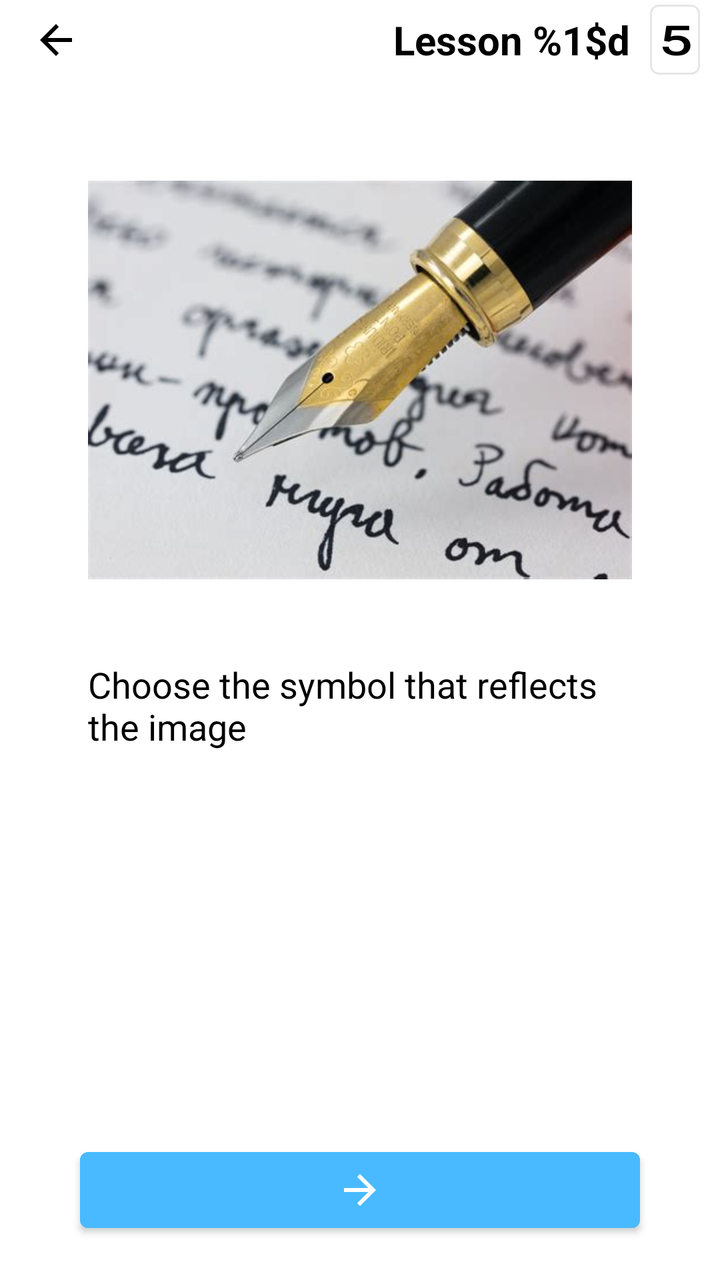
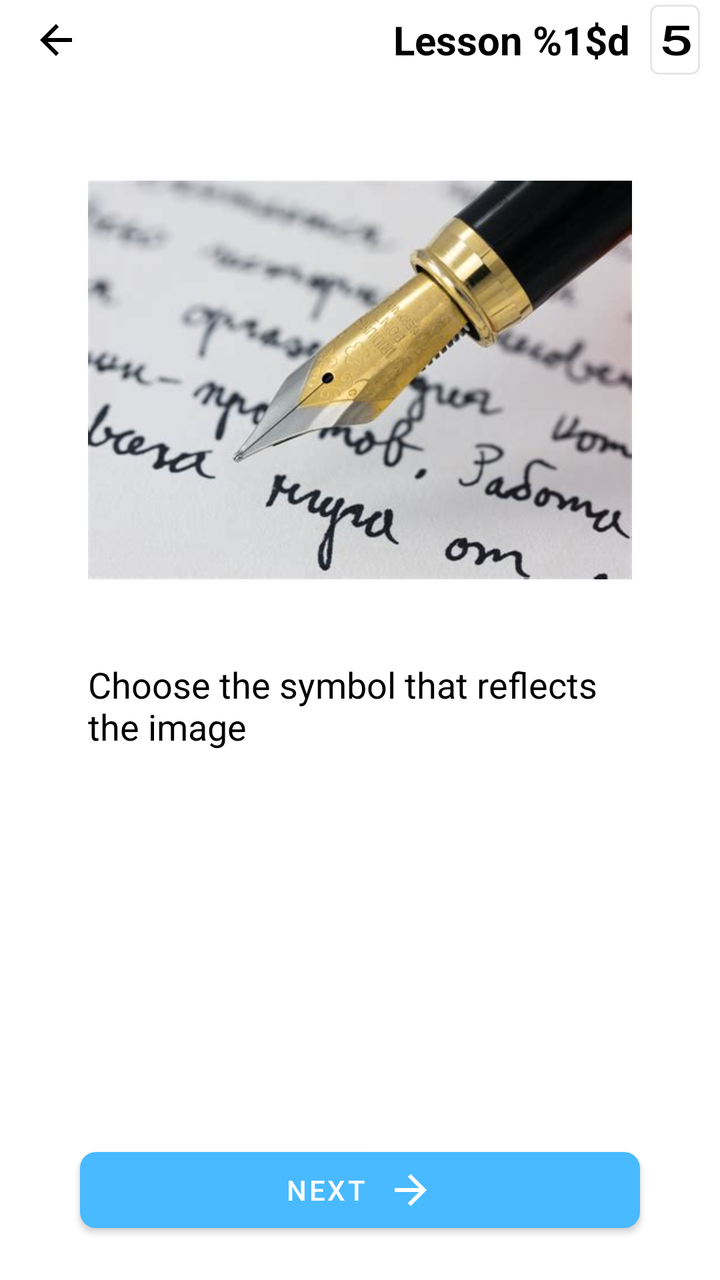

The first picture is an Android layout as it rendered before a commit; the second is the same layout after the commit. The layout source and the unified diff follow.
<!-- AndroidManifest.xml: application theme Theme.SUN -->
<!-- res/layout/activity_test_symbols.xml -->
<?xml version="1.0" encoding="utf-8"?>
<LinearLayout xmlns:android="http://schemas.android.com/apk/res/android"
    xmlns:app="http://schemas.android.com/apk/res-auto"
    xmlns:tools="http://schemas.android.com/tools"
    android:layout_width="match_parent"
    android:layout_height="match_parent"
    android:fillViewport="true"
    android:orientation="vertical"
    tools:context=".ui.activity.TestSymbolsActivity">

    <include android:id="@+id/top_nav_bar"
        layout="@layout/top_navigation" />

    <LinearLayout
        android:id="@+id/image_container"
        android:layout_width="match_parent"
        android:layout_height="wrap_content"
        android:layout_marginTop="@dimen/_20dp"
        android:orientation="vertical"
        android:layout_marginHorizontal="@dimen/_44dp">

        <ImageView
            android:id="@+id/item_image"
            android:layout_width="match_parent"
            android:layout_height="@dimen/_260dp"
            android:src="@drawable/ic_write"/>

        <TextView
            android:id="@+id/hint_text"
            android:layout_width="match_parent"
            android:layout_height="wrap_content"
            android:layout_marginTop="@dimen/_10dp"
            android:textColor="@color/black"
            android:textSize="@dimen/_18sp"
            android:text="@string/test_symbols_hint"/>
    </LinearLayout>

    <LinearLayout
        android:layout_width="match_parent"
        android:layout_height="0dp"
        android:orientation="vertical"
        android:layout_weight="1"
        android:gravity="center">

        <androidx.recyclerview.widget.RecyclerView
            android:id="@+id/answers_list"
            android:layout_width="wrap_content"
            android:layout_height="wrap_content"
            android:layout_gravity="center|center_vertical"
            android:clipToPadding="false"
            android:padding="@dimen/_20dp"/>
    </LinearLayout>

    <LinearLayout
        android:id="@+id/button_container"
        android:layout_width="match_parent"
        android:layout_height="wrap_content"
        android:visibility="visible"
        android:orientation="horizontal">

        <com.google.android.material.button.MaterialButton
            android:id="@+id/next_button"
            android:layout_width="match_parent"
            android:layout_height="@dimen/_50dp"
            app:icon="@drawable/ic_arrow_right"
            app:iconPadding="0dp"
            app:iconGravity="textStart"
            android:layout_marginHorizontal="@dimen/_40dp"
            android:layout_marginBottom="@dimen/_20dp"/>
    </LinearLayout>

</LinearLayout>
<!-- res/layout/top_navigation.xml (included above) -->
<?xml version="1.0" encoding="utf-8"?>
<androidx.appcompat.widget.Toolbar
    xmlns:android="http://schemas.android.com/apk/res/android"
    xmlns:app="http://schemas.android.com/apk/res-auto"
    android:id="@+id/toolbar"
    app:navigationIcon="@drawable/ic_arrow_back"
    android:layout_width="match_parent"
    android:layout_height="@dimen/_40dp">

    <LinearLayout
        android:id="@+id/current_page"
        android:layout_width="wrap_content"
        android:layout_height="wrap_content"
        android:orientation="horizontal"
        android:layout_gravity="end"
        android:layout_marginEnd="@dimen/_10dp">

        <ImageView
            android:id="@+id/icon_image"
            android:layout_width="@dimen/_20dp"
            android:layout_height="wrap_content"
            android:src="@drawable/ic_book"
            android:adjustViewBounds="true"
            android:layout_gravity="center"
            android:layout_marginEnd="@dimen/_10dp"
            android:visibility="gone"/>

        <TextView
            android:layout_width="wrap_content"
            android:layout_height="wrap_content"
            android:text="@string/lesson_name"
            android:textSize="@dimen/_20sp"
            android:textStyle="bold"
            android:textColor="@color/black"
            android:elevation="1dp"
            android:id="@+id/page_title" />

        <TextView
            android:layout_width="wrap_content"
            android:layout_height="wrap_content"
            android:text="@string/tally_example"
            android:textSize="@dimen/_20sp"
            android:textColor="@color/black"
            android:textScaleX="1.5"
            android:elevation="1dp"
            android:layout_marginStart="@dimen/_10dp"
            android:fontFamily="@font/tally"
            android:id="@+id/tally_number"
            android:textStyle="bold"
            android:padding="@dimen/_4dp"
            android:gravity="center"
            android:background="@drawable/background_tally"/>
    </LinearLayout>
</androidx.appcompat.widget.Toolbar>
<!-- resources referenced by this layout -->
<resources>
  <color name="black">#FF000000</color>
  <dimen name="_10dp">10dp</dimen>
  <dimen name="_18sp">18sp</dimen>
  <dimen name="_20dp">20dp</dimen>
  <dimen name="_20sp">20sp</dimen>
  <dimen name="_260dp">260dp</dimen>
  <dimen name="_40dp">40dp</dimen>
  <dimen name="_44dp">44dp</dimen>
  <dimen name="_4dp">4dp</dimen>
  <dimen name="_50dp">50dp</dimen>
  <!-- drawable background_tally (drawable) -->
  <?xml version="1.0" encoding="utf-8"?>
  <shape xmlns:android="http://schemas.android.com/apk/res/android">
      <size android:width="@dimen/_22dp"/>
      <stroke
          android:width="1dp"
          android:color="@color/gray"/>
      <corners android:radius="@dimen/_4dp"/>
      <solid android:color="@color/transparent"/>
  </shape>
  <!-- drawable ic_arrow_back (drawable) -->
  <vector
      android:autoMirrored="true"
      android:height="24dp"
      android:tint="#000000"
      android:viewportHeight="24"
      android:viewportWidth="24"
      android:width="24dp"
      xmlns:android="http://schemas.android.com/apk/res/android">
      <path android:fillColor="@android:color/white" android:pathData="M20,11H7.83l5.59,-5.59L12,4l-8,8 8,8 1.41,-1.41L7.83,13H20v-2z"/>
  </vector>
  <!-- drawable ic_arrow_right (drawable) -->
  <vector
      android:autoMirrored="true"
      android:height="24dp"
      android:tint="#000000"
      android:viewportHeight="24"
      android:viewportWidth="24"
      android:width="24dp"
      xmlns:android="http://schemas.android.com/apk/res/android">
  
      <group
          android:name="rotationGroup"
          android:pivotX="12"
          android:scaleX="-1">
          <path android:fillColor="@android:color/white" android:pathData="M20,11H7.83l5.59,-5.59L12,4l-8,8 8,8 1.41,-1.41L7.83,13H20v-2z"/>
      </group>
  
  </vector>
  <!-- drawable ic_book: png bitmap (drawable, 508 bytes) -->
  <!-- drawable ic_write: jpg bitmap (drawable, 21007 bytes) -->
  <string name="lesson_name">Lesson %1$d</string>
  <string name="tally_example" translatable="false">5</string>
  <string name="test_symbols_hint">Choose the symbol that reflects the image</string>
  <style name="Theme.SUN" parent="Base.Theme.SUN" />
  <dimen name="_22dp">22dp</dimen>
  <color name="gray">#E6E6E6</color>
  <color name="transparent">#00000000</color>
  <style name="Base.Theme.SUN" parent="Theme.MaterialComponents.Light.NoActionBar.Bridge">
          <item name="colorPrimary">@color/primary</item>
          <item name="colorPrimaryDark">@color/primary_dark</item>
          <item name="colorAccent">@color/accent</item>
          <item name="android:windowBackground">@color/white</item>
          <item name="android:statusBarColor">@color/primary</item>
      </style>
  <color name="primary">#49BAFF</color>
  <color name="primary_dark">#004874</color>
  <color name="accent">#00C78E</color>
  <color name="white">#FFFFFFFF</color>
</resources>

<!-- the commit's change to res/layout/activity_test_symbols.xml (unified diff, before → after) -->
@@ -62,9 +62,11 @@
             android:id="@+id/next_button"
             android:layout_width="match_parent"
             android:layout_height="@dimen/_50dp"
+            android:text="@string/next"
             app:icon="@drawable/ic_arrow_right"
-            app:iconPadding="0dp"
-            app:iconGravity="textStart"
+            app:iconPadding="@dimen/_10dp"
+            app:iconGravity="textEnd"
+            app:cornerRadius="@dimen/_8dp"
             android:layout_marginHorizontal="@dimen/_40dp"
             android:layout_marginBottom="@dimen/_20dp"/>
     </LinearLayout>
<!-- resource entries referenced after the edit -->
@@ -10,6 +10,7 @@
   <dimen name="_44dp">44dp</dimen>
   <dimen name="_4dp">4dp</dimen>
   <dimen name="_50dp">50dp</dimen>
+  <dimen name="_8dp">8dp</dimen>
   <!-- drawable background_tally (drawable) -->
   <?xml version="1.0" encoding="utf-8"?>
   <shape xmlns:android="http://schemas.android.com/apk/res/android">
@@ -52,6 +53,7 @@
   <!-- drawable ic_book: png bitmap (drawable, 508 bytes) -->
   <!-- drawable ic_write: jpg bitmap (drawable, 21007 bytes) -->
   <string name="lesson_name">Lesson %1$d</string>
+  <string name="next">Next</string>
   <string name="tally_example" translatable="false">5</string>
   <string name="test_symbols_hint">Choose the symbol that reflects the image</string>
   <style name="Theme.SUN" parent="Base.Theme.SUN" />
